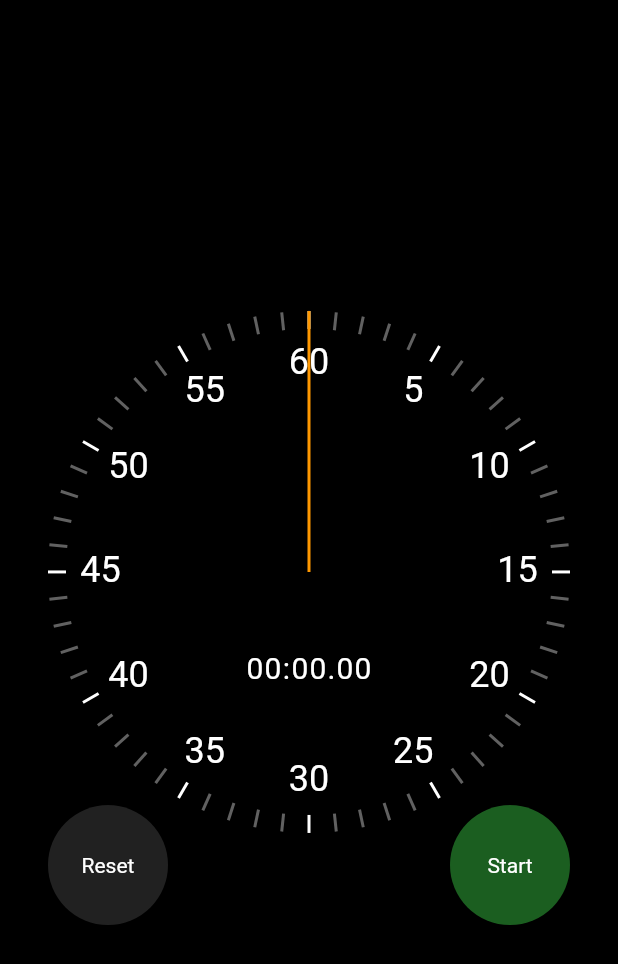
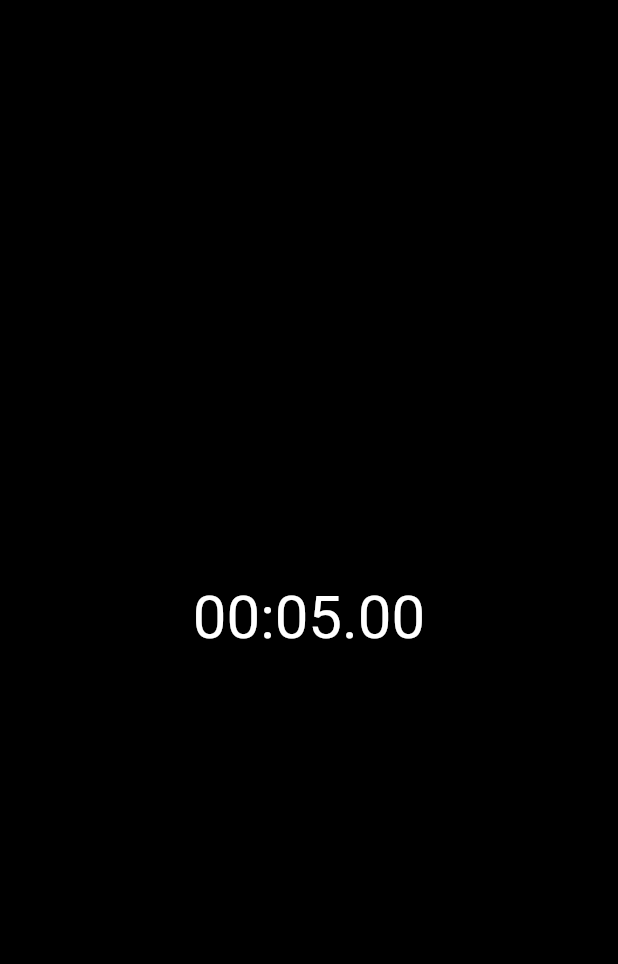
Before and after one commit to MeYo0o/Flutter-Animation-Masterclass, a Flutter app: the screen it shows after launch, on a phone screen of 412 x 824 dp. Shown: the top 964 px of the screen. Run offline on Flutter 3.47's test engine with Material 2 defaults, Android fonts, the phone set to English and light mode, and no system bars.

Commit message:
Add EP11 - Initial StopWatch Project Files

```diff
--- a/lib/main.dart
+++ b/lib/main.dart
@@ -78,14 +78,15 @@
 // }
 
 import 'package:flutter/material.dart';
-import 'package:flutter/services.dart';
 import 'package:flutter_animations_masterclass/pages/ep11_to_ep/stopwatch.dart';
 
 void main() {
-  runApp(MyApp());
+  runApp(const MyApp());
 }
 
 class MyApp extends StatelessWidget {
+  const MyApp({Key? key}) : super(key: key);
+
   @override
   Widget build(BuildContext context) {
     return MaterialApp(
@@ -93,28 +94,19 @@ class MyApp extends StatelessWidget {
       theme: ThemeData.dark().copyWith(
         scaffoldBackgroundColor: Colors.black,
       ),
-      home: MyHomePage(),
+      home: const MyHomePage(),
     );
   }
 }
 
 class MyHomePage extends StatelessWidget {
-  MyHomePage({Key? key}) : super(key: key);
+  const MyHomePage({Key? key}) : super(key: key);
 
   @override
   Widget build(BuildContext context) {
-    return AnnotatedRegion<SystemUiOverlayStyle>(
-      value: SystemUiOverlayStyle.light,
-      child: Scaffold(
-        body: Center(
-          child: Padding(
-            padding: const EdgeInsets.all(32.0),
-            child: AspectRatio(
-              aspectRatio: 0.85,
-              child: MeYoStopWatch(),
-            ),
-          ),
-        ),
+    return const Scaffold(
+      body: Center(
+        child: MeYoStopWatch(),
       ),
     );
   }
--- a/lib/pages/ep11_to_ep/clock_hand.dart
+++ /dev/null
@@ -1,30 +0,0 @@
-import 'package:flutter/material.dart';
-
-class ClockHand extends StatelessWidget {
-  const ClockHand({
-    Key? key,
-    required this.rotationZAngle,
-    required this.handThickness,
-    required this.handLength,
-    required this.color,
-  }) : super(key: key);
-  final double rotationZAngle; // function of the elapsed time
-  final double handThickness;
-  final double handLength;
-  final Color color;
-
-  @override
-  Widget build(BuildContext context) {
-    return Transform(
-      alignment: Alignment.topCenter,
-      transform: Matrix4.identity()
-        ..translate(-handThickness / 2, 0.0, 0.0)
-        ..rotateZ(rotationZAngle),
-      child: Container(
-        height: handLength,
-        width: handThickness,
-        color: color,
-      ),
-    );
-  }
-}
--- a/lib/pages/ep11_to_ep/clock_markers.dart
+++ /dev/null
@@ -1,63 +0,0 @@
-import 'dart:math';
-
-import 'package:flutter/material.dart';
-
-class ClockSecondsTickMarker extends StatelessWidget {
-  const ClockSecondsTickMarker({
-    Key? key,
-    required this.seconds,
-    required this.radius,
-  }) : super(key: key);
-  final int seconds;
-  final double radius;
-
-  @override
-  Widget build(BuildContext context) {
-    final color = seconds % 5 == 0 ? Colors.white : Colors.grey[700];
-    const width = 2.0;
-    const height = 12.0;
-    return Transform(
-      alignment: Alignment.center,
-      transform: Matrix4.identity()
-        ..translate(-width / 2, -height / 2, 0.0) // center to origin
-        ..rotateZ(2 * pi * (seconds / 60.0))
-        ..translate(0.0, radius - height / 2, 0.0),
-      child: Container(width: width, height: height, color: color),
-    );
-  }
-}
-
-class ClockTextMarker extends StatelessWidget {
-  const ClockTextMarker({
-    Key? key,
-    required this.value,
-    required this.maxValue,
-    required this.radius,
-  }) : super(key: key);
-  final int value;
-  final int maxValue;
-  final double radius;
-
-  @override
-  Widget build(BuildContext context) {
-    const width = 40.0;
-    const height = 30.0;
-    return Transform(
-      alignment: Alignment.center,
-      transform: Matrix4.identity()
-        ..translate(-width / 2, -height / 2, 0.0)
-        ..rotateZ(pi + 2 * pi * (value / maxValue))
-        ..translate(0.0, radius - 35, 0.0)
-        ..rotateZ(pi - 2 * pi * (value / maxValue)),
-      child: SizedBox(
-        width: width,
-        height: height,
-        child: Text(
-          value.toString(),
-          style: TextStyle(fontSize: 24),
-          textAlign: TextAlign.center,
-        ),
-      ),
-    );
-  }
-}
--- a/lib/pages/ep11_to_ep/elapsed_time_text.dart
+++ b/lib/pages/ep11_to_ep/elapsed_time_text.dart
@@ -18,10 +18,10 @@ class ElapsedTimeText extends StatelessWidget {
       children: [
         TimeDigit(minutesStr.substring(0, 1), width: digitWidth),
         TimeDigit(minutesStr.substring(1, 2), width: digitWidth),
-        TimeDigit(':', width: 6),
+        const TimeDigit(':', width: 6),
         TimeDigit(secondsStr.substring(0, 1), width: digitWidth),
         TimeDigit(secondsStr.substring(1, 2), width: digitWidth),
-        TimeDigit('.', width: 6),
+        const TimeDigit('.', width: 6),
         TimeDigit(hundredsStr.substring(0, 1), width: digitWidth),
         TimeDigit(hundredsStr.substring(1, 2), width: digitWidth),
       ],
@@ -40,7 +40,7 @@ class TimeDigit extends StatelessWidget {
       width: width,
       child: Text(
         text,
-        style: TextStyle(fontSize: 20),
+        style: const TextStyle(fontSize: 20),
         textAlign: TextAlign.center,
       ),
     );
--- a/lib/pages/ep11_to_ep/elapsed_time_text_basic.dart
+++ b/lib/pages/ep11_to_ep/elapsed_time_text_basic.dart
@@ -1,8 +1,7 @@
 import 'package:flutter/material.dart';
 
 class ElapsedTimeTextBasic extends StatelessWidget {
-  const ElapsedTimeTextBasic({Key? key, required this.elapsed})
-      : super(key: key);
+  const ElapsedTimeTextBasic({Key? key, required this.elapsed}) : super(key: key);
   final Duration elapsed;
 
   @override
@@ -16,7 +15,7 @@ class ElapsedTimeTextBasic extends StatelessWidget {
     return Text(
       '$minutesStr:$secondsStr.$hundredsStr',
       textAlign: TextAlign.center,
-      style: TextStyle(fontSize: 40),
+      style: const TextStyle(fontSize: 40),
     );
   }
 }
--- a/lib/pages/ep11_to_ep/reset_button.dart
+++ b/lib/pages/ep11_to_ep/reset_button.dart
@@ -11,7 +11,7 @@ class ResetButton extends StatelessWidget {
         color: Colors.grey[900], // button color
         child: InkWell(
           onTap: onPressed,
-          child: Align(
+          child: const Align(
             alignment: Alignment.center,
             child: Text(
               'Reset',
--- a/lib/pages/ep11_to_ep/stopwatch.dart
+++ b/lib/pages/ep11_to_ep/stopwatch.dart
@@ -1,73 +1,18 @@
 import 'package:flutter/material.dart';
-import 'package:flutter_animations_masterclass/pages/ep11_to_ep/reset_button.dart';
-import 'package:flutter_animations_masterclass/pages/ep11_to_ep/start_stop_button.dart';
-import 'package:flutter_animations_masterclass/pages/ep11_to_ep/stopwatch_renderer.dart';
-import 'package:flutter_animations_masterclass/pages/ep11_to_ep/stopwatch_ticker_ui.dart';
+import 'package:flutter_animations_masterclass/pages/ep11_to_ep/elapsed_time_text_basic.dart';
 
 class MeYoStopWatch extends StatefulWidget {
+  const MeYoStopWatch({Key? key}) : super(key: key);
+
   @override
-  _MeYoStopWatchState createState() => _MeYoStopWatchState();
+  State<MeYoStopWatch> createState() => _MeYoStopWatchState();
 }
 
 class _MeYoStopWatchState extends State<MeYoStopWatch> {
-  /// Global key used to manipulate the state of the StopwatchTickerUI
-  final _tickerUIKey = GlobalKey<StopwatchTickerUIState>();
-  bool _isRunning = false;
-
-  void _toggleRunning() {
-    setState(() {
-      _isRunning = !_isRunning;
-    });
-    _tickerUIKey.currentState?.toggleRunning(_isRunning);
-  }
-
-  void _reset() {
-    setState(() {
-      _isRunning = false;
-    });
-    _tickerUIKey.currentState?.reset();
-  }
-
   @override
   Widget build(BuildContext context) {
-    return LayoutBuilder(
-      builder: (context, constraints) {
-        final radius = constraints.maxWidth / 2;
-        return Stack(
-          children: [
-            // non-ticker dependent UI
-            StopwatchRenderer(radius: radius),
-            // ticker dependent UI
-            StopwatchTickerUI(
-              key: _tickerUIKey,
-              radius: radius,
-            ),
-            // reset button
-            Align(
-              alignment: Alignment.bottomLeft,
-              child: SizedBox(
-                width: 80,
-                height: 80,
-                child: ResetButton(
-                  onPressed: _reset,
-                ),
-              ),
-            ),
-            // start/stop button
-            Align(
-              alignment: Alignment.bottomRight,
-              child: SizedBox(
-                width: 80,
-                height: 80,
-                child: StartStopButton(
-                  isRunning: _isRunning,
-                  onPressed: _toggleRunning,
-                ),
-              ),
-            ),
-          ],
-        );
-      },
+    return const ElapsedTimeTextBasic(
+      elapsed: Duration(seconds: 5),
     );
   }
 }
--- a/lib/pages/ep11_to_ep/stopwatch_renderer.dart
+++ /dev/null
@@ -1,31 +0,0 @@
-import 'package:flutter/material.dart';
-
-import 'clock_markers.dart';
-
-class StopwatchRenderer extends StatelessWidget {
-  const StopwatchRenderer({
-    Key? key,
-    required this.radius,
-  }) : super(key: key);
-  final double radius;
-
-  @override
-  Widget build(BuildContext context) {
-    return Stack(
-      children: [
-        for (var i = 0; i < 60; i++)
-          Positioned(
-            left: radius,
-            top: radius,
-            child: ClockSecondsTickMarker(seconds: i, radius: radius),
-          ),
-        for (var i = 5; i <= 60; i += 5)
-          Positioned(
-            top: radius,
-            left: radius,
-            child: ClockTextMarker(value: i, maxValue: 60, radius: radius),
-          ),
-      ],
-    );
-  }
-}
--- a/lib/pages/ep11_to_ep/stopwatch_ticker_ui.dart
+++ /dev/null
@@ -1,87 +0,0 @@
-import 'dart:math';
-
-import 'package:flutter/material.dart';
-import 'package:flutter/scheduler.dart';
-
-import 'clock_hand.dart';
-import 'elapsed_time_text.dart';
-
-/// Widget that manages the Ticker and only rebuilds the UI that depends on it
-class StopwatchTickerUI extends StatefulWidget {
-  const StopwatchTickerUI({Key? key, required this.radius})
-      : super(key: key);
-  final double radius;
-
-  @override
-  StopwatchTickerUIState createState() => StopwatchTickerUIState();
-}
-
-class StopwatchTickerUIState extends State<StopwatchTickerUI>
-    with SingleTickerProviderStateMixin {
-  Duration _previouslyElapsed = Duration.zero;
-  Duration _currentlyElapsed = Duration.zero;
-  Duration get _elapsed => _previouslyElapsed + _currentlyElapsed;
-  late final Ticker _ticker;
-  @override
-  void initState() {
-    super.initState();
-    _ticker = this.createTicker((elapsed) {
-      setState(() {
-        _currentlyElapsed = elapsed;
-      });
-    });
-  }
-
-  @override
-  void dispose() {
-    _ticker.dispose();
-    super.dispose();
-  }
-
-  void toggleRunning(bool isRunning) {
-    setState(() {
-      if (isRunning) {
-        _ticker.start();
-      } else {
-        _ticker.stop();
-        _previouslyElapsed += _currentlyElapsed;
-        _currentlyElapsed = Duration.zero;
-      }
-    });
-  }
-
-  void reset() {
-    _ticker.stop();
-    setState(() {
-      _previouslyElapsed = Duration.zero;
-      _currentlyElapsed = Duration.zero;
-    });
-  }
-
-  @override
-  Widget build(BuildContext context) {
-    return Stack(
-      children: [
-        Positioned(
-          left: widget.radius,
-          top: widget.radius,
-          child: ClockHand(
-            handLength: widget.radius,
-            handThickness: 2,
-            rotationZAngle:
-                pi + (2 * pi / 60000) * _elapsed.inMilliseconds,
-            color: Colors.orange,
-          ),
-        ),
-        Positioned(
-          left: 0,
-          right: 0,
-          top: widget.radius * 1.3,
-          child: ElapsedTimeText(
-            elapsed: _elapsed,
-          ),
-        ),
-      ],
-    );
-  }
-}
```
Also changed, not shown: 1 other file.
